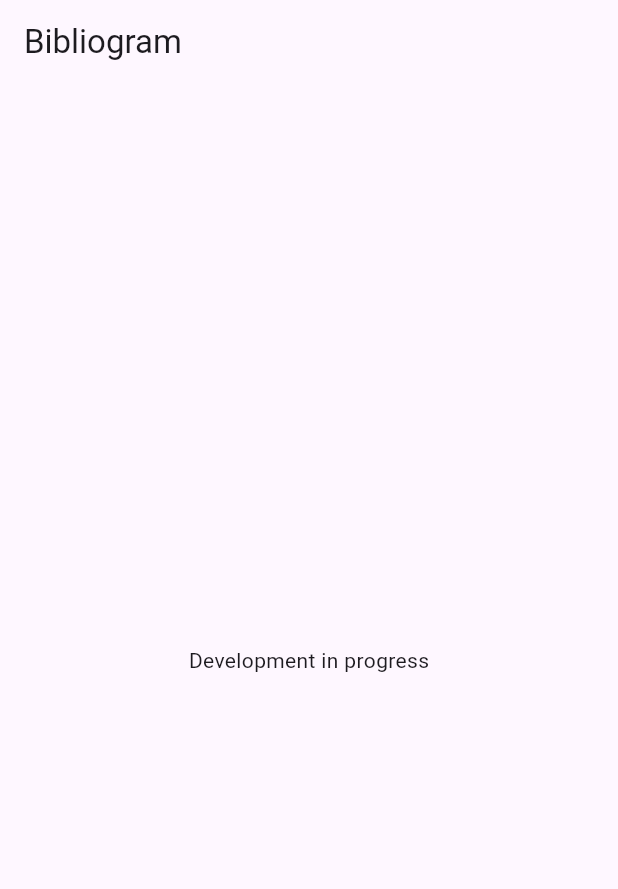
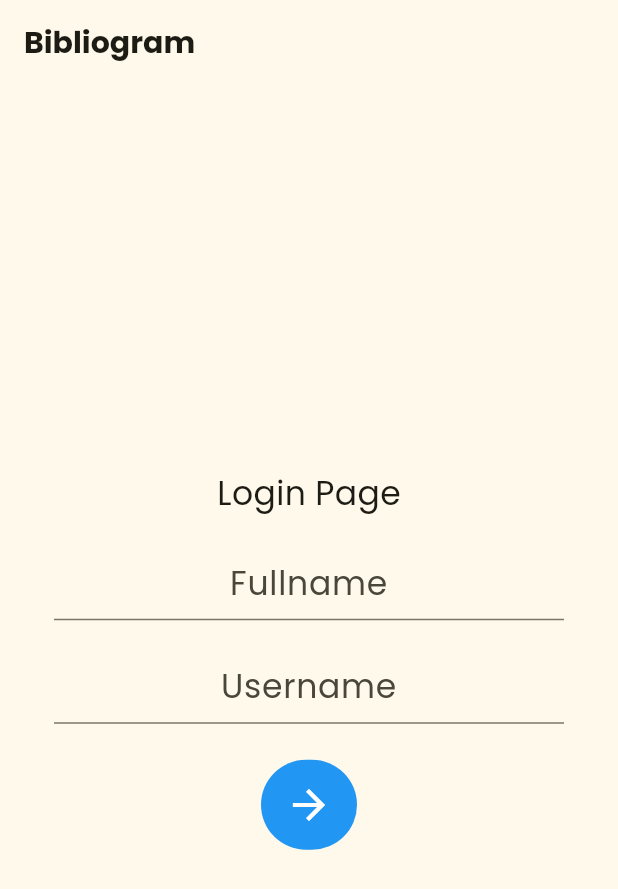
Before and after one commit to Pragades-Rajagopal/bibliogram-app, a Flutter app: the screen it shows after launch, on a phone screen of 412 x 824 dp. Shown: the top 889 px of the screen. Run offline on Flutter 3.47's test engine with Material 3 defaults, Android fonts, the phone set to English and light mode, and no system bars; our stand-ins replace get, google_fonts.

Commit message:
basic login page

```diff
--- a/lib/main.dart
+++ b/lib/main.dart
@@ -1,4 +1,7 @@
+import 'package:bibliogram_app/user_screens/login.dart';
 import 'package:flutter/material.dart';
+import 'package:get/route_manager.dart';
+import 'package:google_fonts/google_fonts.dart';
 
 void main() {
   runApp(const MyApp());
@@ -14,15 +17,36 @@ class MyApp extends StatefulWidget {
 class _MyAppState extends State<MyApp> {
   @override
   Widget build(BuildContext context) {
-    return MaterialApp(
+    return GetMaterialApp(
       debugShowCheckedModeBanner: false,
+      theme: ThemeData(
+        useMaterial3: true,
+        brightness: Brightness.light,
+        colorSchemeSeed: const Color.fromRGBO(86, 80, 14, 171),
+        textTheme: TextTheme(
+          bodyLarge: GoogleFonts.poppins(fontSize: 22.0),
+          bodyMedium: GoogleFonts.poppins(fontSize: 22.0),
+          bodySmall: GoogleFonts.poppins(fontSize: 22.0),
+          titleLarge: GoogleFonts.poppins(fontSize: 22.0),
+          titleSmall: GoogleFonts.poppins(fontSize: 22.0),
+          titleMedium: GoogleFonts.poppins(fontSize: 22.0),
+          labelLarge: GoogleFonts.poppins(fontSize: 22.0),
+          labelSmall: GoogleFonts.poppins(fontSize: 22.0),
+          labelMedium: GoogleFonts.poppins(fontSize: 22.0),
+        ),
+      ),
+      themeMode: ThemeMode.dark,
       home: Scaffold(
         appBar: AppBar(
-          title: const Text('Bibliogram'),
+          title: const Text(
+            'Bibliogram',
+            style: TextStyle(
+              fontWeight: FontWeight.bold,
+              fontSize: 20.0,
+            ),
+          ),
         ),
-        body: const Center(
-          child: Text('Development in progress'),
-        ),
+        body: const LoginPage(),
       ),
     );
   }
--- /dev/null
+++ b/lib/user_screens/login.dart
@@ -0,0 +1,79 @@
+import 'package:flutter/material.dart';
+
+class LoginPage extends StatefulWidget {
+  const LoginPage({super.key});
+
+  @override
+  State<LoginPage> createState() => _LoginPageState();
+}
+
+class _LoginPageState extends State<LoginPage> {
+  @override
+  Widget build(BuildContext context) {
+    return Scaffold(
+      body: Center(
+        child: SingleChildScrollView(
+          physics: const BouncingScrollPhysics(),
+          child: Center(
+            child: Column(
+              mainAxisAlignment: MainAxisAlignment.center,
+              children: [
+                const Text('Login Page'),
+                const SizedBox(
+                  height: 20.0,
+                ),
+                const SizedBox(
+                  width: 340.0,
+                  child: TextField(
+                    textAlign: TextAlign.center,
+                    decoration: InputDecoration(
+                      hintText: 'Fullname',
+                      alignLabelWithHint: true,
+                    ),
+                  ),
+                ),
+                const SizedBox(
+                  height: 20.0,
+                ),
+                const SizedBox(
+                  width: 340.0,
+                  child: TextField(
+                    textAlign: TextAlign.center,
+                    decoration: InputDecoration(
+                      hintText: 'Username',
+                      alignLabelWithHint: true,
+                    ),
+                  ),
+                ),
+                const SizedBox(
+                  height: 24.0,
+                ),
+                TextButton(
+                  onPressed: () {},
+                  style: TextButton.styleFrom(
+                    foregroundColor: Colors.black87,
+                    backgroundColor: Colors.blue,
+                    minimumSize: const Size(60, 60),
+                    padding: const EdgeInsets.symmetric(
+                      horizontal: 16,
+                    ),
+                    shape: const RoundedRectangleBorder(
+                      borderRadius: BorderRadius.all(
+                        Radius.circular(30.0),
+                      ),
+                    ),
+                  ),
+                  child: const Icon(
+                    Icons.arrow_forward_outlined,
+                    size: 32.0,
+                    color: Colors.white,
+                  ),
+                ),
+              ],
+            ),
+          ),
+        ),
+      ),
+    );
+  }
+}
--- a/pubspec.yaml
+++ b/pubspec.yaml
@@ -35,6 +35,8 @@ dependencies:
   # The following adds the Cupertino Icons font to your application.
   # Use with the CupertinoIcons class for iOS style icons.
   cupertino_icons: ^1.0.6
+  google_fonts: ^6.2.1
+  get: ^4.6.6
 
 dev_dependencies:
   flutter_test:
```
Also changed, not shown: pubspec.lock, 6 other files.
